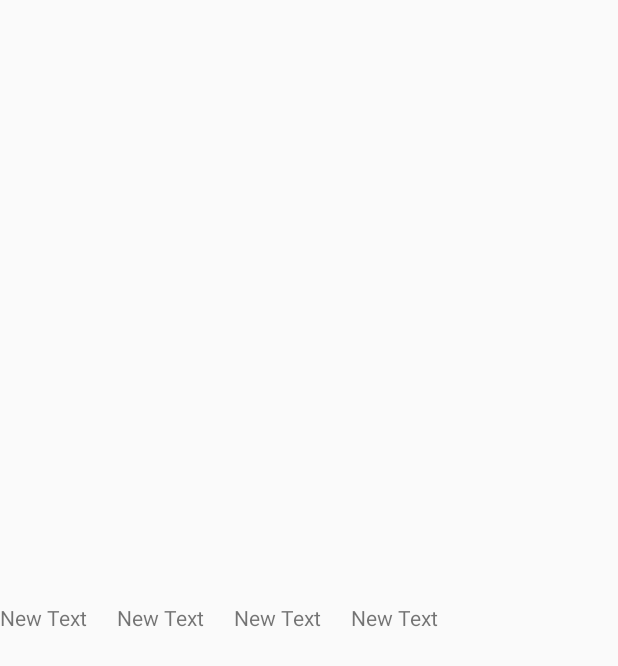
After one commit to Xander1989/Hangman, an Android app: the layout item_layout.xml on its own in the app's theme, with its tools: preview values and no code run, on a phone screen of 412 x 824 dp. The commit adds this screen. Shown: the top 666 px of the screen. Run offline under Robolectric (Android 15) with nearby library versions, the phone set to English and light mode, and no system bars.

Commit message:
beta versie

```diff
--- a/app/src/main/java/com/example/app/gameActivity.java
+++ b/app/src/main/java/com/example/app/gameActivity.java
@@ -37,7 +37,7 @@ public class gameActivity extends ActionBarActivity {
 
         String word = newgame.getShownWord();
         TextView textView1 = (TextView) findViewById(R.id.textView);
-        textView1.setText(word);
+        textView1.setText(word.replaceAll(".(?!$)", "$0 "));
 
         int numberOfTurns = newgame.getTurns();
         TextView textView2 = (TextView) findViewById(R.id.textView2);
--- /dev/null
+++ b/app/src/main/res/layout/item_layout.xml
@@ -0,0 +1,44 @@
+<?xml version="1.0" encoding="utf-8"?>
+
+<RelativeLayout xmlns:android="http://schemas.android.com/apk/res/android"
+android:orientation="vertical" android:layout_width="match_parent"
+android:layout_height="match_parent">
+
+    <TextView
+        android:layout_width="wrap_content"
+        android:layout_height="wrap_content"
+        android:text="New Text"
+        android:id="@+id/IdView"
+        android:layout_marginRight="20dp"
+        android:layout_centerVertical="true"
+        android:layout_alignParentLeft="true"
+        android:layout_alignParentStart="true" />
+
+    <TextView
+        android:layout_width="wrap_content"
+        android:layout_height="wrap_content"
+        android:text="New Text"
+        android:id="@+id/NameView"
+        android:layout_marginRight="20dp"
+        android:layout_alignTop="@+id/IdView"
+        android:layout_toRightOf="@id/IdView"
+         />
+
+    <TextView
+        android:layout_width="wrap_content"
+        android:layout_height="wrap_content"
+        android:text="New Text"
+        android:id="@+id/WordView"
+        android:layout_marginRight="20dp"
+        android:layout_alignTop="@+id/NameView"
+        android:layout_toRightOf="@+id/NameView" />
+
+    <TextView
+        android:layout_width="wrap_content"
+        android:layout_height="wrap_content"
+        android:text="New Text"
+        android:id="@+id/MistakesView"
+        android:layout_alignTop="@+id/IdView"
+        android:layout_toRightOf="@id/WordView"
+        android:layout_alignParentEnd="true" />
+</RelativeLayout>
```
Also changed, not shown: app/src/main/java/com/example/app/highscoreActivity.java (+28 -0 lines), app/src/main/res/layout/fragment_highscores.xml (+9 -0 lines).
